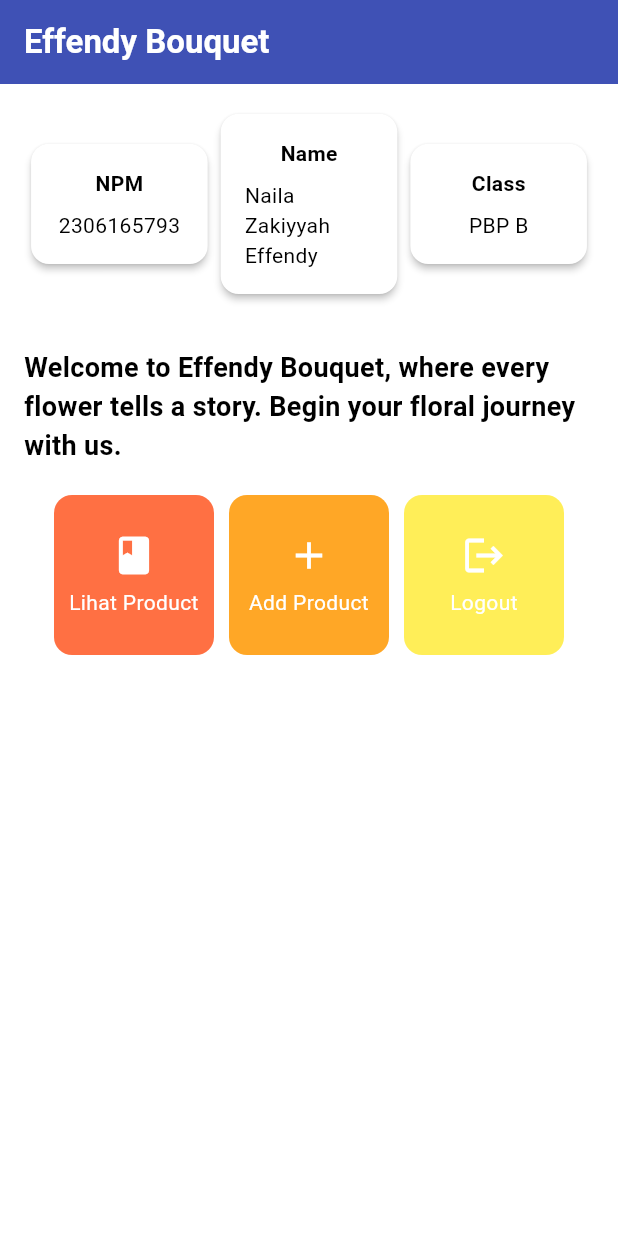
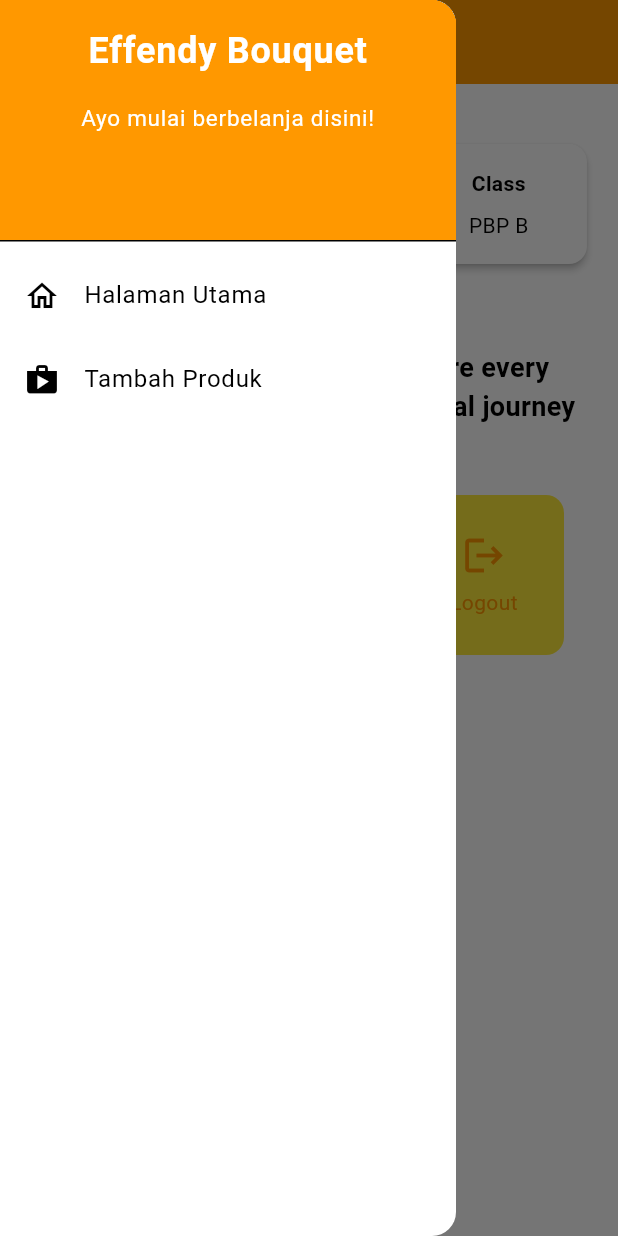
Before and after one commit to kiyyawww/effendy-bouquet-mobile, a Flutter app: the screen it shows after launch, with the side drawer open (before the commit the screen has no drawer), on a phone screen of 412 x 824 dp. Run offline on Flutter 3.47's test engine with Material 3 defaults, Android fonts, the phone set to English and light mode, and no system bars.

Commit message:
menyelesaikan tugas individu 8

```diff
--- a/lib/main.dart
+++ b/lib/main.dart
@@ -1,5 +1,5 @@
 import 'package:flutter/material.dart';
-import 'package:effendy_bouquet/menu.dart';
+import 'package:effendy_bouquet/screens/menu.dart';
 
 void main() {
   runApp(const MyApp());
@@ -8,30 +8,16 @@
 class MyApp extends StatelessWidget {
   const MyApp({super.key});
 
-  // This widget is the root of your application.
   @override
   Widget build(BuildContext context) {
     return MaterialApp(
-      title: 'Flutter Demo',
+      title: 'Effendy Bouquet',
       theme: ThemeData(
-        // This is the theme of your application.
-        //
-        // TRY THIS: Try running your application with "flutter run". You'll see
-        // the application has a purple toolbar. Then, without quitting the app,
-        // try changing the seedColor in the colorScheme below to Colors.green
-        // and then invoke "hot reload" (save your changes or press the "hot
-        // reload" button in a Flutter-supported IDE, or press "r" if you used
-        // the command line to start the app).
-        //
-        // Notice that the counter didn't reset back to zero; the application
-        // state is not lost during the reload. To reset the state, use hot
-        // restart instead.
-        //
-        // This works for code too, not just values: Most code changes can be
-        // tested with just a hot reload.
         colorScheme: ColorScheme.fromSwatch(
-          primarySwatch: Colors.indigo,
-        ).copyWith(secondary: Colors.red[300]),
+          primarySwatch: Colors.orange, // Set primary color to orange
+        ).copyWith(
+          secondary: Colors.yellow, // Set secondary color to yellow
+        ),
         useMaterial3: true,
       ),
       home: MyHomePage(),
--- a/lib/menu.dart
+++ b/lib/screens/menu.dart
@@ -1,16 +1,19 @@
 import 'package:flutter/material.dart';
+import 'package:effendy_bouquet/widgets/product_card.dart';
+import 'package:effendy_bouquet/widgets/left_drawer.dart';
 
 class MyHomePage extends StatelessWidget {
-  MyHomePage({super.key});
   final String npm = '2306165793'; // NPM
   final String name = 'Naila Zakiyyah Effendy'; // Nama
   final String className = 'PBP B'; // Kelas
 
+  MyHomePage({super.key});
+
   final List<ItemHomepage> items = [
-        ItemHomepage("Lihat Product", Icons.book, Colors.deepOrange[400]!),
-        ItemHomepage("Add Product", Icons.add, Colors.orange[400]!),
-        ItemHomepage("Logout", Icons.logout, Colors.yellow[400]!),
-     ];
+    ItemHomepage("Lihat Daftar Produk", Icons.shop),
+    ItemHomepage("Tambah Produk", Icons.add),
+    ItemHomepage("Logout", Icons.logout),
+  ];
 
   @override
   Widget build(BuildContext context) {
@@ -18,16 +21,19 @@
     return Scaffold(
       // AppBar adalah bagian atas halaman yang menampilkan judul.
       appBar: AppBar(
+        // Judul aplikasi "Effendy Bouquet" dengan teks putih dan tebal.
         title: const Text(
           'Effendy Bouquet',
           style: TextStyle(
-            color: Colors.white,
+            color: Color.fromARGB(255, 248, 249, 255),
             fontWeight: FontWeight.bold,
           ),
         ),
         // Warna latar belakang AppBar diambil dari skema warna tema aplikasi.
         backgroundColor: Theme.of(context).colorScheme.primary,
+        iconTheme: const IconThemeData(color: Colors.white),
       ),
+      drawer: const LeftDrawer(),
       // Body halaman dengan padding di sekelilingnya.
       body: Padding(
         padding: const EdgeInsets.all(16.0),
@@ -52,7 +58,6 @@
             Center(
               child: Column(
                 // Menyusun teks dan grid item secara vertikal.
-
                 children: [
                   // Menampilkan teks sambutan dengan gaya tebal dan ukuran 18.
                   const Padding(
@@ -94,8 +99,8 @@
 class InfoCard extends StatelessWidget {
   // Kartu informasi yang menampilkan title dan content.
 
-  final String title;  // Judul kartu.
-  final String content;  // Isi kartu.
+  final String title; // Judul kartu.
+  final String content; // Isi kartu.
 
   const InfoCard({super.key, required this.title, required this.content});
 
@@ -106,7 +111,8 @@
       elevation: 2.0,
       child: Container(
         // Mengatur ukuran dan jarak di dalam kartu.
-        width: MediaQuery.of(context).size.width / 3.5, // menyesuaikan dengan lebar device yang digunakan.
+        width: MediaQuery.of(context).size.width /
+            3.5, // menyesuaikan dengan lebar device yang digunakan.
         padding: const EdgeInsets.all(16.0),
         // Menyusun title dan content secara vertikal.
         child: Column(
@@ -123,64 +129,3 @@
     );
   }
 }
-
-class ItemHomepage {
-  final String name;
-  final IconData icon;
-  final Color color;
-
-  ItemHomepage(this.name, this.icon, this.color);
-}
-
-class ItemCard extends StatelessWidget {
-  // Menampilkan kartu dengan ikon dan nama.
-
-  final ItemHomepage item;
-
-  const ItemCard(this.item, {super.key});
-
-  @override
-  Widget build(BuildContext context) {
-    return Material(
-      // Menentukan warna latar belakang dari tema aplikasi.
-      color: item.color,
-      // Membuat sudut kartu melengkung.
-      borderRadius: BorderRadius.circular(12),
-
-      child: InkWell(
-        // Aksi ketika kartu ditekan.
-        onTap: () {
-          // Menampilkan pesan SnackBar saat kartu ditekan.
-          ScaffoldMessenger.of(context)
-            ..hideCurrentSnackBar()
-            ..showSnackBar(
-              SnackBar(content: Text("Kamu telah menekan tombol ${item.name}!"))
-            );
-        },
-        // Container untuk menyimpan Icon dan Text
-        child: Container(
-          padding: const EdgeInsets.all(8),
-          child: Center(
-            child: Column(
-              // Menyusun ikon dan teks di tengah kartu.
-              mainAxisAlignment: MainAxisAlignment.center,
-              children: [
-                Icon(
-                  item.icon,
-                  color: Colors.white,
-                  size: 30.0,
-                ),
-                const Padding(padding: EdgeInsets.all(3)),
-                Text(
-                  item.name,
-                  textAlign: TextAlign.center,
-                  style: const TextStyle(color: Colors.white),
-                ),
-              ],
-            ),
-          ),
-        ),
-      ),
-    );
-  }
-}
--- /dev/null
+++ b/lib/widgets/left_drawer.dart
@@ -0,0 +1,69 @@
+import 'package:flutter/material.dart';
+import 'package:effendy_bouquet/screens/menu.dart';
+import 'package:effendy_bouquet/screens/productentry_form.dart';
+
+class LeftDrawer extends StatelessWidget {
+  const LeftDrawer({super.key});
+
+  @override
+  Widget build(BuildContext context) {
+    return Drawer(
+      child: ListView(
+        children: [
+          DrawerHeader(
+            decoration: BoxDecoration(
+              color: Theme.of(context).colorScheme.primary,
+            ),
+            child: const Column(
+              children: [
+                Text(
+                  'Effendy Bouquet',
+                  textAlign: TextAlign.center,
+                  style: TextStyle(
+                    fontSize: 24,
+                    fontWeight: FontWeight.bold,
+                    color: Colors.white,
+                  ),
+                ),
+                Padding(padding: EdgeInsets.all(8)),
+                Text(
+                  "Ayo mulai berbelanja disini!",
+                  textAlign: TextAlign.center, // Center alignment
+                  style: TextStyle(
+                    fontSize: 15.0, // Font size 15
+                    color: Colors.white, // White color
+                    fontWeight: FontWeight.normal, // Normal weight
+                  ),
+                ),
+              ],
+            ),
+          ),
+          ListTile(
+            leading: const Icon(Icons.home_outlined),
+            title: const Text('Halaman Utama'),
+            // Bagian redirection ke MyHomePage
+            onTap: () {
+              Navigator.pushReplacement(
+                  context,
+                  MaterialPageRoute(
+                    builder: (context) => MyHomePage(),
+                  ));
+            },
+          ),
+          ListTile(
+            leading: const Icon(Icons.shop),
+            title: const Text('Tambah Produk'),
+            // Bagian redirection ke ProductEntryFormPage
+            onTap: () {
+              Navigator.push(
+                  context,
+                  MaterialPageRoute(
+                    builder: (context) => const ProductEntryFormPage(),
+                  ));
+            },
+          ),
+        ],
+      ),
+    );
+  }
+}
--- /dev/null
+++ b/lib/widgets/product_card.dart
@@ -0,0 +1,70 @@
+import 'package:flutter/material.dart';
+import 'package:effendy_bouquet/screens/productentry_form.dart';
+// import 'package:effendy_bouquet/screens/menu.dart';
+
+class ItemHomepage {
+  final String name;
+  final IconData icon;
+
+  ItemHomepage(this.name, this.icon);
+}
+
+class ItemCard extends StatelessWidget {
+  final ItemHomepage item;
+
+  const ItemCard(this.item, {super.key});
+
+  @override
+  Widget build(BuildContext context) {
+    return Material(
+      // Set the card's background color to yellow.
+      color: Colors.yellow,
+      borderRadius: BorderRadius.circular(12),
+
+      child: InkWell(
+        onTap: () {
+          // Display a SnackBar when clicked.
+          ScaffoldMessenger.of(context)
+            ..hideCurrentSnackBar()
+            ..showSnackBar(SnackBar(
+              content: Text(
+                "Kamu telah menekan tombol ${item.name}!",
+                style: const TextStyle(color: Colors.white), // white text color
+              ),
+              backgroundColor: Colors.orange, // Orange background color for SnackBar
+            ));
+          // Navigate to the appropriate route
+          if (item.name == "Tambah Produk") {
+            Navigator.push(
+              context,
+              MaterialPageRoute(
+                builder: (context) => const ProductEntryFormPage(),
+              ),
+            );
+          }
+        },
+        child: Container(
+          padding: const EdgeInsets.all(8),
+          child: Center(
+            child: Column(
+              mainAxisAlignment: MainAxisAlignment.center,
+              children: [
+                Icon(
+                  item.icon,
+                  color: Colors.orange, // Set icon color to orange
+                  size: 30.0,
+                ),
+                const Padding(padding: EdgeInsets.all(3)),
+                Text(
+                  item.name,
+                  textAlign: TextAlign.center,
+                  style: const TextStyle(color: Colors.orange), // Set text color to orange
+                ),
+              ],
+            ),
+          ),
+        ),
+      ),
+    );
+  }
+}
```
Also changed, not shown: lib/screens/productentry_form.dart (added, +195 -0 lines), 1 other file.
